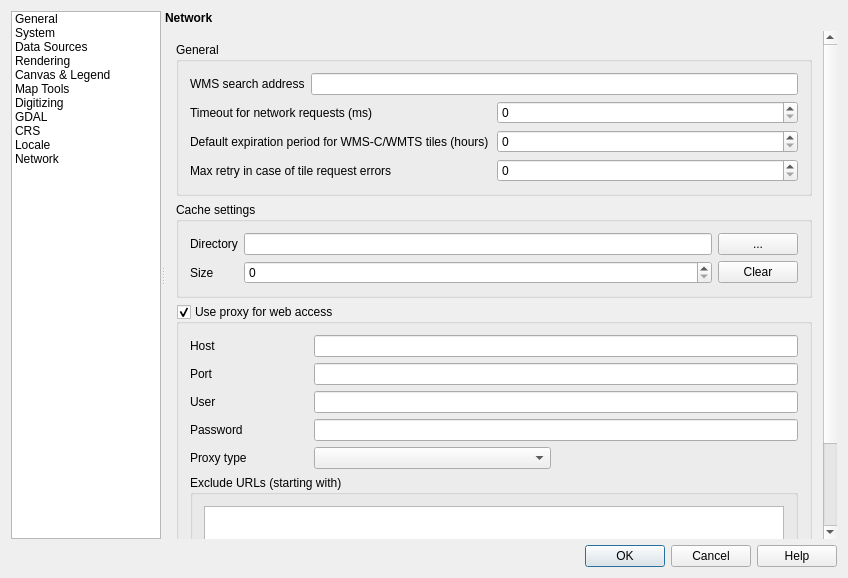
qgis/QGIS, file src/ui/qgsoptionsbase.ui: the form before one commit.
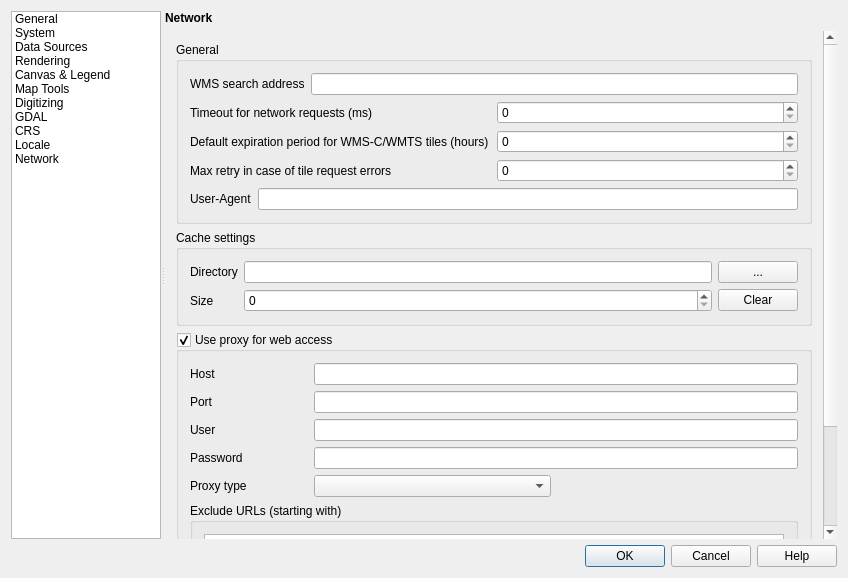
The form after the commit. The open tabs and pages were chosen to show the change. Icons and pictures are not drawn. Custom widgets are drawn as their Qt base class.

Commit message: [FEATURE] - make wms dpi mode configurable (fixes #8929) - enum for tile request attributes - allow setting of User-Agent (fixes #7361) - show error messages on WMS GetCapabilities

The edit to the form file:
```diff
--- a/src/ui/qgsoptionsbase.ui
+++ b/src/ui/qgsoptionsbase.ui
@@ -3814,6 +3814,20 @@
                     </item>
                    </layout>
                   </item>
+                  <item>
+                   <layout class="QHBoxLayout" name="horizontalLayout_34">
+                    <item>
+                     <widget class="QLabel" name="lblUserAgent">
+                      <property name="text">
+                       <string>User-Agent</string>
+                      </property>
+                     </widget>
+                    </item>
+                    <item>
+                     <widget class="QLineEdit" name="leUserAgent"/>
+                    </item>
+                   </layout>
+                  </item>
                  </layout>
                 </widget>
                </item>
```
Left out of the diff: 2 changed lines with no effect on the pictures. The commit also changes 9 other files.
